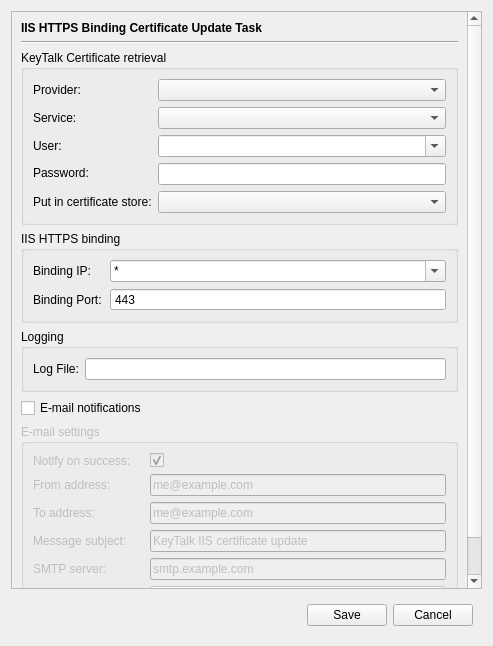
This is Software/Client/Projects/ReseptConfigManager/IISCertificateUpdateTaskSettings.ui in ashishinterra/windows-linux-client as Qt 5 draws it before an edit. The edited form follows.
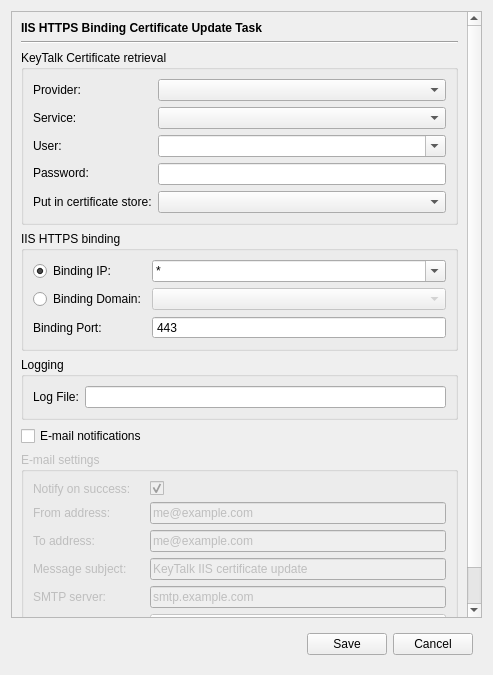
This is the edited form. Icons and pictures are not drawn.

What changed in the file:
```diff
--- a/Software/Client/Projects/ReseptConfigManager/IISCertificateUpdateTaskSettings.ui
+++ b/Software/Client/Projects/ReseptConfigManager/IISCertificateUpdateTaskSettings.ui
@@ -7,7 +7,7 @@
     <x>0</x>
     <y>0</y>
     <width>493</width>
-    <height>646</height>
+    <height>675</height>
    </rect>
   </property>
   <property name="windowTitle">
@@ -31,7 +31,7 @@
         <x>0</x>
         <y>0</y>
         <width>473</width>
-        <height>559</height>
+        <height>585</height>
        </rect>
       </property>
       <property name="sizePolicy">
@@ -220,23 +220,7 @@
           <string>IIS HTTPS binding</string>
          </property>
          <layout class="QGridLayout" name="gridLayout_3">
-          <item row="3" column="0">
-           <widget class="QLabel" name="httpsBindingPortLabel">
-            <property name="sizePolicy">
-             <sizepolicy hsizetype="Maximum" vsizetype="Preferred">
-              <horstretch>0</horstretch>
-              <verstretch>0</verstretch>
-             </sizepolicy>
-            </property>
-            <property name="text">
-             <string>Binding Port:</string>
-            </property>
-            <property name="buddy">
-             <cstring>httpsBindingPort</cstring>
-            </property>
-           </widget>
-          </item>
-          <item row="3" column="1">
+          <item row="5" column="1">
            <widget class="QSpinBox" name="httpsBindingPort">
             <property name="buttonSymbols">
              <enum>QAbstractSpinBox::NoButtons</enum>
@@ -252,6 +236,46 @@
             </property>
            </widget>
           </item>
+          <item row="5" column="0">
+           <widget class="QLabel" name="httpsBindingPortLabel">
+            <property name="sizePolicy">
+             <sizepolicy hsizetype="Maximum" vsizetype="Preferred">
+              <horstretch>0</horstretch>
+              <verstretch>0</verstretch>
+             </sizepolicy>
+            </property>
+            <property name="text">
+             <string>Binding Port:</string>
+            </property>
+            <property name="buddy">
+             <cstring>httpsBindingPort</cstring>
+            </property>
+           </widget>
+          </item>
+          <item row="3" column="1">
+           <widget class="QComboBox" name="httpsBindingDomain">
+            <property name="enabled">
+             <bool>false</bool>
+            </property>
+            <property name="editable">
+             <bool>false</bool>
+            </property>
+            <property name="currentText">
+             <string/>
+            </property>
+           </widget>
+          </item>
+          <item row="3" column="0">
+           <layout class="QHBoxLayout" name="horizontalLayout2">
+            <item>
+             <widget class="QRadioButton" name="httpsBindingUseDomain">
+              <property name="text">
+               <string>Binding Domain:</string>
+              </property>
+             </widget>
+            </item>
+           </layout>
+          </item>
           <item row="1" column="1">
            <widget class="QComboBox" name="httpsBindingIp">
             <property name="editable">
@@ -265,19 +289,16 @@
           <item row="1" column="0">
            <layout class="QHBoxLayout" name="horizontalLayout">
             <item>
-             <widget class="QLabel" name="httpsBindingIpLabel">
-              <property name="sizePolicy">
-               <sizepolicy hsizetype="Maximum" vsizetype="Preferred">
-                <horstretch>0</horstretch>
-                <verstretch>0</verstretch>
-               </sizepolicy>
-              </property>
-              <property name="toolTip">
-               <string/>
-              </property>
+             <widget class="QRadioButton" name="httpsBindingUseIp">
               <property name="text">
                <string>Binding IP:</string>
               </property>
+              <property name="checkable">
+               <bool>true</bool>
+              </property>
+              <property name="checked">
+               <bool>true</bool>
+              </property>
              </widget>
             </item>
             <item>
```
Left out of the diff: 97 changed lines with no effect on the pictures.
